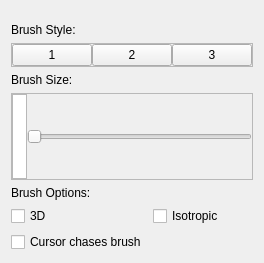
The window that tools/brush_tool/brush_widget.ui (collinli2353/IRISv2) describes before a commit, drawn with Qt 5.
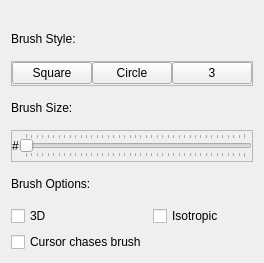
The same window after the commit.

Commit message: added brush tool

The edit to the form file:
```diff
--- a/tools/brush_tool/brush_widget.ui
+++ b/tools/brush_tool/brush_widget.ui
@@ -70,14 +70,14 @@
       <item>
        <widget class="QPushButton" name="brushStyleSquare_button">
         <property name="text">
-         <string>1</string>
+         <string>Square</string>
         </property>
        </widget>
       </item>
       <item>
        <widget class="QPushButton" name="brushStyleCircle_button">
         <property name="text">
-         <string>2</string>
+         <string>Circle</string>
         </property>
        </widget>
       </item>
@@ -92,7 +92,7 @@
     </widget>
    </item>
    <item>
-    <widget class="QLabel" name="brushSize_label">
+    <widget class="QLabel" name="brushSizeTag_label">
      <property name="text">
       <string>Brush Size:</string>
      </property>
@@ -123,20 +123,32 @@
        <number>0</number>
       </property>
       <item>
-       <widget class="QTextEdit" name="brushSize_textEdit">
-        <property name="maximumSize">
-         <size>
-          <width>15</width>
-          <height>16777215</height>
-         </size>
+       <widget class="QLabel" name="brushSize_label">
+        <property name="text">
+         <string>#</string>
         </property>
        </widget>
       </item>
       <item>
        <widget class="QSlider" name="brushSize_slider">
+        <property name="maximum">
+         <number>200</number>
+        </property>
+        <property name="pageStep">
+         <number>1</number>
+        </property>
+        <property name="sliderPosition">
+         <number>0</number>
+        </property>
         <property name="orientation">
          <enum>Qt::Horizontal</enum>
         </property>
+        <property name="tickPosition">
+         <enum>QSlider::TicksBothSides</enum>
+        </property>
+        <property name="tickInterval">
+         <number>5</number>
+        </property>
        </widget>
       </item>
      </layout>
```
Left out of the diff: 2 changed lines with no effect on the pictures. The commit also changes 14 other files.
